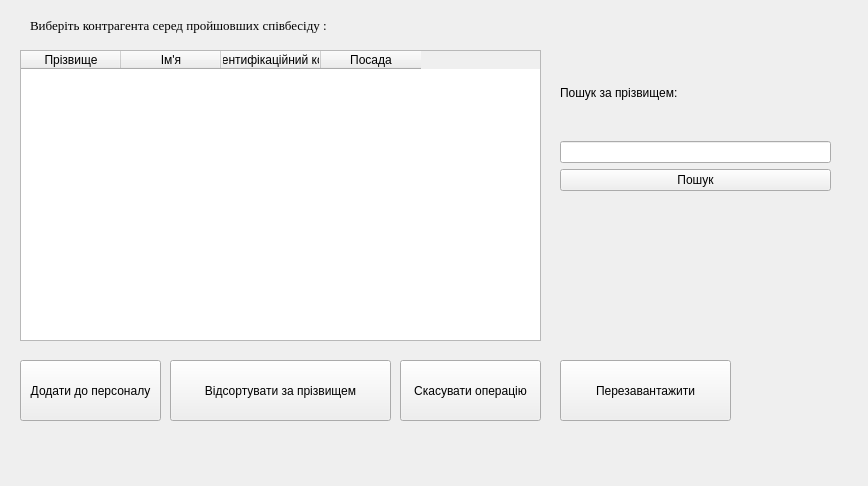
Artem-Chabanovskiy/Course_Work, file addcontractortostaff.ui: the form before one commit.
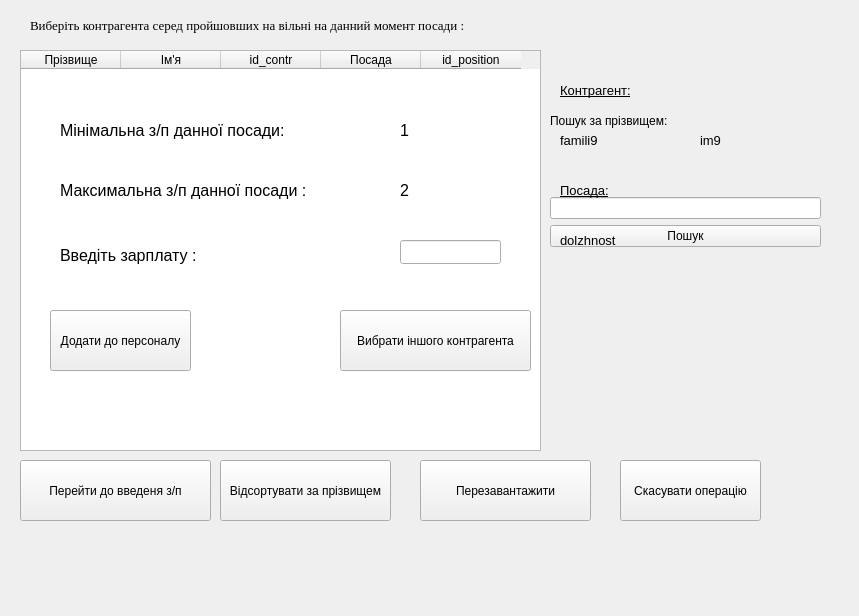
The form after the commit.

Commit message: report + salary_min_max + int_reject

Patch:
```diff
--- a/addcontractortostaff.ui
+++ b/addcontractortostaff.ui
@@ -6,8 +6,8 @@
    <rect>
     <x>0</x>
     <y>0</y>
-    <width>868</width>
-    <height>486</height>
+    <width>859</width>
+    <height>616</height>
    </rect>
   </property>
   <property name="windowTitle">
@@ -18,7 +18,7 @@
     <rect>
      <x>30</x>
      <y>10</y>
-     <width>381</width>
+     <width>811</width>
      <height>31</height>
     </rect>
    </property>
@@ -29,14 +29,14 @@
     </font>
    </property>
    <property name="text">
-    <string>Виберіть контрагента серед пройшовших співбесіду :</string>
+    <string>Виберіть контрагента серед пройшовших на вільні на данний момент посади :</string>
    </property>
   </widget>
-  <widget class="QPushButton" name="add_to_staff_bt">
+  <widget class="QPushButton" name="add_to_staff_last_bt">
    <property name="geometry">
     <rect>
-     <x>20</x>
-     <y>360</y>
+     <x>50</x>
+     <y>310</y>
      <width>141</width>
      <height>61</height>
     </rect>
@@ -48,8 +48,8 @@
   <widget class="QPushButton" name="cansel_bt">
    <property name="geometry">
     <rect>
-     <x>400</x>
-     <y>360</y>
+     <x>620</x>
+     <y>460</y>
      <width>141</width>
      <height>61</height>
     </rect>
@@ -64,9 +64,12 @@
      <x>20</x>
      <y>50</y>
      <width>521</width>
-     <height>291</height>
+     <height>401</height>
     </rect>
    </property>
+   <property name="editTriggers">
+    <set>QAbstractItemView::NoEditTriggers</set>
+   </property>
    <column>
     <property name="text">
      <string>Прізвище</string>
@@ -79,7 +82,7 @@
    </column>
    <column>
     <property name="text">
-     <string>Ідентифікаційний код</string>
+     <string>id_contr</string>
     </property>
    </column>
    <column>
@@ -87,13 +90,18 @@
      <string>Посада</string>
     </property>
    </column>
+   <column>
+    <property name="text">
+     <string>id_position</string>
+    </property>
+   </column>
   </widget>
   <widget class="QPushButton" name="addcontr_sort_bt">
    <property name="geometry">
     <rect>
-     <x>170</x>
-     <y>360</y>
-     <width>221</width>
+     <x>220</x>
+     <y>460</y>
+     <width>171</width>
      <height>61</height>
     </rect>
    </property>
@@ -104,10 +112,10 @@
   <widget class="QWidget" name="layoutWidget_3">
    <property name="geometry">
     <rect>
-     <x>560</x>
+     <x>550</x>
      <y>50</y>
      <width>271</width>
-     <height>141</height>
+     <height>197</height>
     </rect>
    </property>
    <layout class="QVBoxLayout" name="verticalLayout_3">
@@ -133,12 +141,17 @@
   <widget class="QLabel" name="error_label">
    <property name="geometry">
     <rect>
-     <x>570</x>
-     <y>240</y>
-     <width>271</width>
-     <height>71</height>
+     <x>10</x>
+     <y>530</y>
+     <width>831</width>
+     <height>61</height>
     </rect>
    </property>
+   <property name="font">
+    <font>
+     <pointsize>12</pointsize>
+    </font>
+   </property>
    <property name="text">
     <string/>
    </property>
@@ -146,8 +159,8 @@
   <widget class="QPushButton" name="refresh_bt">
    <property name="geometry">
     <rect>
-     <x>560</x>
-     <y>360</y>
+     <x>420</x>
+     <y>460</y>
      <width>171</width>
      <height>61</height>
     </rect>
@@ -156,6 +169,264 @@
     <string>Перезавантажити</string>
    </property>
   </widget>
+  <widget class="QPushButton" name="add_to_staff_first_bt">
+   <property name="geometry">
+    <rect>
+     <x>20</x>
+     <y>460</y>
+     <width>191</width>
+     <height>61</height>
+    </rect>
+   </property>
+   <property name="text">
+    <string>Перейти до введеня з/п</string>
+   </property>
+  </widget>
+  <widget class="QLabel" name="min_info_lb">
+   <property name="geometry">
+    <rect>
+     <x>60</x>
+     <y>120</y>
+     <width>291</width>
+     <height>21</height>
+    </rect>
+   </property>
+   <property name="font">
+    <font>
+     <pointsize>12</pointsize>
+    </font>
+   </property>
+   <property name="text">
+    <string>Мінімальна з/п данної посади:</string>
+   </property>
+  </widget>
+  <widget class="QLabel" name="max_info_lb">
+   <property name="geometry">
+    <rect>
+     <x>60</x>
+     <y>180</y>
+     <width>301</width>
+     <height>21</height>
+    </rect>
+   </property>
+   <property name="font">
+    <font>
+     <pointsize>12</pointsize>
+    </font>
+   </property>
+   <property name="text">
+    <string>Максимальна з/п данної посади :</string>
+   </property>
+  </widget>
+  <widget class="QLabel" name="min_sal_lb">
+   <property name="geometry">
+    <rect>
+     <x>400</x>
+     <y>120</y>
+     <width>161</width>
+     <height>21</height>
+    </rect>
+   </property>
+   <property name="font">
+    <font>
+     <pointsize>12</pointsize>
+    </font>
+   </property>
+   <property name="text">
+    <string>1</string>
+   </property>
+  </widget>
+  <widget class="QLabel" name="max_sal_lb">
+   <property name="geometry">
+    <rect>
+     <x>400</x>
+     <y>180</y>
+     <width>191</width>
+     <height>21</height>
+    </rect>
+   </property>
+   <property name="font">
+    <font>
+     <pointsize>12</pointsize>
+    </font>
+   </property>
+   <property name="text">
+    <string>2</string>
+   </property>
+  </widget>
+  <widget class="QLabel" name="inp_info_lb">
+   <property name="geometry">
+    <rect>
+     <x>60</x>
+     <y>240</y>
+     <width>281</width>
+     <height>31</height>
+    </rect>
+   </property>
+   <property name="font">
+    <font>
+     <pointsize>12</pointsize>
+    </font>
+   </property>
+   <property name="text">
+    <string>Введіть зарплату :</string>
+   </property>
+  </widget>
+  <widget class="QLineEdit" name="salary_edit">
+   <property name="geometry">
+    <rect>
+     <x>400</x>
+     <y>240</y>
+     <width>101</width>
+     <height>24</height>
+    </rect>
+   </property>
+   <property name="font">
+    <font>
+     <pointsize>12</pointsize>
+    </font>
+   </property>
+  </widget>
+  <widget class="QPushButton" name="return_bt">
+   <property name="geometry">
+    <rect>
+     <x>340</x>
+     <y>310</y>
+     <width>191</width>
+     <height>61</height>
+    </rect>
+   </property>
+   <property name="text">
+    <string>Вибрати іншого контрагента</string>
+   </property>
+  </widget>
+  <widget class="QLabel" name="error_lb_2">
+   <property name="geometry">
+    <rect>
+     <x>590</x>
+     <y>260</y>
+     <width>221</width>
+     <height>181</height>
+    </rect>
+   </property>
+   <property name="text">
+    <string/>
+   </property>
+  </widget>
+  <widget class="QLabel" name="cont_to_staff_lb_1">
+   <property name="geometry">
+    <rect>
+     <x>560</x>
+     <y>80</y>
+     <width>201</width>
+     <height>21</height>
+    </rect>
+   </property>
+   <property name="font">
+    <font>
+     <pointsize>10</pointsize>
+     <underline>true</underline>
+    </font>
+   </property>
+   <property name="text">
+    <string>Контрагент:</string>
+   </property>
+  </widget>
+  <widget class="QLabel" name="cont_to_staff_sur_lb">
+   <property name="geometry">
+    <rect>
+     <x>560</x>
+     <y>130</y>
+     <width>131</width>
+     <height>21</height>
+    </rect>
+   </property>
+   <property name="font">
+    <font>
+     <pointsize>10</pointsize>
+    </font>
+   </property>
+   <property name="text">
+    <string>famili9</string>
+   </property>
+  </widget>
+  <widget class="QLabel" name="cont_to_staff_name_lb">
+   <property name="geometry">
+    <rect>
+     <x>700</x>
+     <y>130</y>
+     <width>131</width>
+     <height>21</height>
+    </rect>
+   </property>
+   <property name="font">
+    <font>
+     <pointsize>10</pointsize>
+    </font>
+   </property>
+   <property name="text">
+    <string>im9</string>
+   </property>
+  </widget>
+  <widget class="QLabel" name="cont_to_staff_lb_2">
+   <property name="geometry">
+    <rect>
+     <x>560</x>
+     <y>180</y>
+     <width>201</width>
+     <height>21</height>
+    </rect>
+   </property>
+   <property name="font">
+    <font>
+     <pointsize>10</pointsize>
+     <underline>true</underline>
+    </font>
+   </property>
+   <property name="text">
+    <string>Посада:</string>
+   </property>
+  </widget>
+  <widget class="QLabel" name="staff_posit_lb">
+   <property name="geometry">
+    <rect>
+     <x>560</x>
+     <y>230</y>
+     <width>241</width>
+     <height>21</height>
+    </rect>
+   </property>
+   <property name="font">
+    <font>
+     <pointsize>10</pointsize>
+    </font>
+   </property>
+   <property name="text">
+    <string>dolzhnost</string>
+   </property>
+  </widget>
+  <zorder>info_label</zorder>
+  <zorder>cansel_bt</zorder>
+  <zorder>contr_to_staff_table</zorder>
+  <zorder>addcontr_sort_bt</zorder>
+  <zorder>layoutWidget_3</zorder>
+  <zorder>error_label</zorder>
+  <zorder>refresh_bt</zorder>
+  <zorder>add_to_staff_first_bt</zorder>
+  <zorder>min_info_lb</zorder>
+  <zorder>max_info_lb</zorder>
+  <zorder>min_sal_lb</zorder>
+  <zorder>max_sal_lb</zorder>
+  <zorder>inp_info_lb</zorder>
+  <zorder>salary_edit</zorder>
+  <zorder>return_bt</zorder>
+  <zorder>error_lb_2</zorder>
+  <zorder>add_to_staff_last_bt</zorder>
+  <zorder>cont_to_staff_lb_1</zorder>
+  <zorder>cont_to_staff_sur_lb</zorder>
+  <zorder>cont_to_staff_name_lb</zorder>
+  <zorder>cont_to_staff_lb_2</zorder>
+  <zorder>staff_posit_lb</zorder>
  </widget>
  <resources/>
  <connections/>
```
The commit also changes 24 other files.
